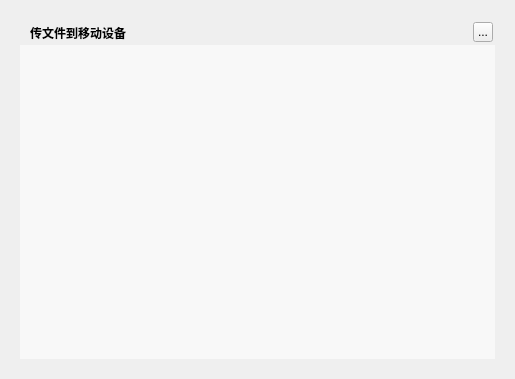
Above: TTKCore/musicUi/musicToolsetswidget/musicconnecttransferwidget.ui from Greedysky/TTKMusicPlayer before the change. Below: the same form after it.
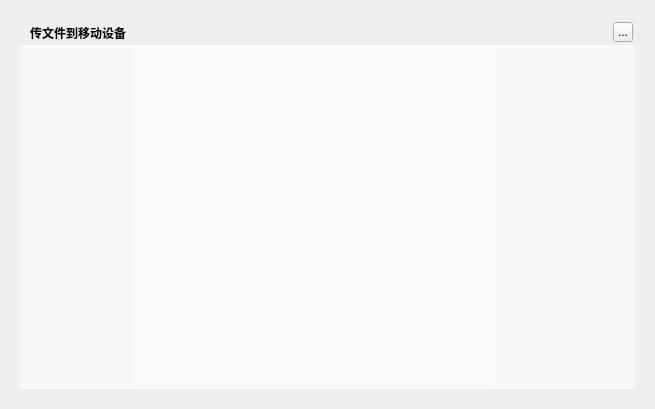
That is the form after the change.

Commit message: update music transfer file to mobile widget[142735]

Diff of the .ui file:
```diff
--- a/TTKCore/musicUi/musicToolsetswidget/musicconnecttransferwidget.ui
+++ b/TTKCore/musicUi/musicToolsetswidget/musicconnecttransferwidget.ui
@@ -6,8 +6,8 @@
    <rect>
     <x>0</x>
     <y>0</y>
-    <width>515</width>
-    <height>379</height>
+    <width>655</width>
+    <height>409</height>
    </rect>
   </property>
   <property name="windowTitle">
@@ -18,8 +18,8 @@
     <rect>
      <x>20</x>
      <y>20</y>
-     <width>475</width>
-     <height>339</height>
+     <width>615</width>
+     <height>369</height>
     </rect>
    </property>
    <property name="text">
@@ -45,7 +45,7 @@
   <widget class="QToolButton" name="topTitleCloseButton">
    <property name="geometry">
     <rect>
-     <x>473</x>
+     <x>613</x>
      <y>22</y>
      <width>20</width>
      <height>20</height>
@@ -60,13 +60,26 @@
     <rect>
      <x>20</x>
      <y>45</y>
-     <width>475</width>
-     <height>314</height>
+     <width>615</width>
+     <height>344</height>
     </rect>
    </property>
    <property name="styleSheet">
     <string notr="true">background:rgba(255,255,255,150)</string>
    </property>
+   <widget class="QWidget" name="backgroundMask_2" native="true">
+    <property name="geometry">
+     <rect>
+      <x>114</x>
+      <y>0</y>
+      <width>361</width>
+      <height>344</height>
+     </rect>
+    </property>
+    <property name="styleSheet">
+     <string notr="true">background:rgba(255,255,255,50)</string>
+    </property>
+   </widget>
   </widget>
   <zorder>background</zorder>
   <zorder>backgroundMask</zorder>
```
The commit also changes 1 other file.
